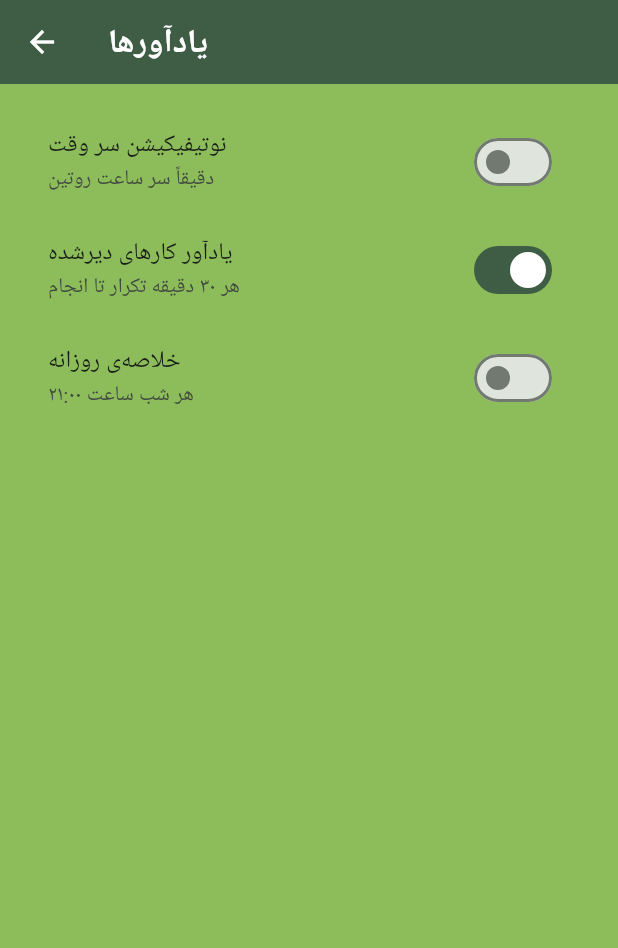
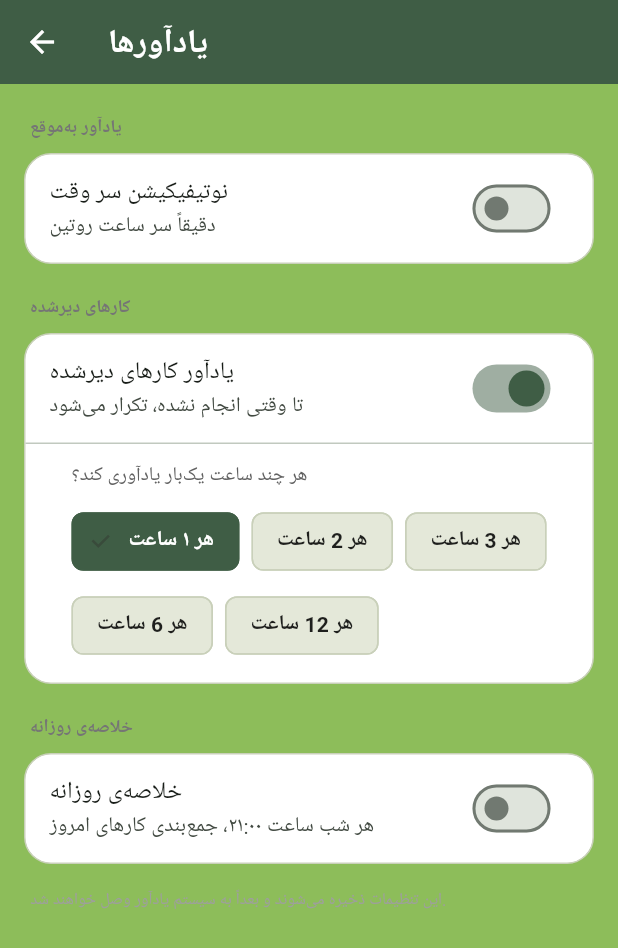
Before and after one commit to iliyagh400/reptime, a Flutter app: the SettingsPage screen opened directly, after a tap on "نوتیفیکیشن سر وقت", on a phone screen of 412 x 824 dp. Shown: the top 948 px of the screen. Run offline on Flutter 3.47's test engine with Material 3 defaults, Android fonts, the phone set to English and light mode, and no system bars; our stand-ins replace flutter_local_notifications, flutter_timezone, google_fonts, shared_preferences, supabase_flutter, timezone; accounts and stored records are empty; Roboto replaces fonts that are missing (Vazirmatn).

Commit message:
feat: redesign settings page with configurable overdue interval

```diff
--- a/lib/settings_page.dart
+++ b/lib/settings_page.dart
@@ -11,8 +11,12 @@ class SettingsPage extends StatefulWidget {
 class _SettingsPageState extends State<SettingsPage> {
   bool _onTimeReminders = true;
   bool _overdueReminders = true;
+  int _overdueIntervalHours = 1;
   bool _dailySummary = false;
   bool _isLoading = true;
+
+  static const _green = Color(0xFF3F5D45);
+  final List<int> _hourOptions = [1, 2, 3, 6, 12];
 
   @override
   void initState() {
@@ -25,14 +29,47 @@ class _SettingsPageState extends State<SettingsPage> {
     setState(() {
       _onTimeReminders = prefs.getBool('on_time_reminders') ?? true;
       _overdueReminders = prefs.getBool('overdue_reminders') ?? true;
+      _overdueIntervalHours = prefs.getInt('overdue_interval_hours') ?? 1;
       _dailySummary = prefs.getBool('daily_summary') ?? false;
       _isLoading = false;
     });
   }
 
-  Future<void> _saveSetting(String key, bool value) async {
+  Future<void> _saveBool(String key, bool value) async {
     final prefs = await SharedPreferences.getInstance();
     await prefs.setBool(key, value);
+  }
+
+  Future<void> _saveInt(String key, int value) async {
+    final prefs = await SharedPreferences.getInstance();
+    await prefs.setInt(key, value);
+  }
+
+  Widget _sectionLabel(String text) {
+    return Padding(
+      padding: const EdgeInsets.fromLTRB(20, 20, 20, 8),
+      child: Text(
+        text,
+        style: TextStyle(
+          fontSize: 12,
+          fontWeight: FontWeight.w600,
+          color: Colors.grey[600],
+          letterSpacing: 0.5,
+        ),
+      ),
+    );
+  }
+
+  Widget _card({required Widget child}) {
+    return Container(
+      margin: const EdgeInsets.symmetric(horizontal: 16),
+      decoration: BoxDecoration(
+        color: Colors.white,
+        borderRadius: BorderRadius.circular(18),
+        border: Border.all(color: const Color(0xFFC9D0BA)),
+      ),
+      child: child,
+    );
   }
 
   @override
@@ -42,34 +79,107 @@ class _SettingsPageState extends State<SettingsPage> {
       body: _isLoading
           ? const Center(child: CircularProgressIndicator())
           : ListView(
-              padding: const EdgeInsets.all(16),
+              padding: const EdgeInsets.only(bottom: 24),
               children: [
-                SwitchListTile(
+                _sectionLabel('یادآور به‌موقع'),
+                _card(
+                  child: SwitchListTile(
+                    activeColor: _green,
                     title: const Text('نوتیفیکیشن سر وقت'),
                     subtitle: const Text('دقیقاً سر ساعت روتین'),
                     value: _onTimeReminders,
                     onChanged: (value) {
                       setState(() => _onTimeReminders = value);
-                    _saveSetting('on_time_reminders', value);
+                      _saveBool('on_time_reminders', value);
                     },
                   ),
+                ),
+                _sectionLabel('کارهای دیرشده'),
+                _card(
+                  child: Column(
+                    children: [
                       SwitchListTile(
+                        activeColor: _green,
                         title: const Text('یادآور کارهای دیرشده'),
-                  subtitle: const Text('هر ۳۰ دقیقه تکرار تا انجام'),
+                        subtitle: const Text('تا وقتی انجام نشده، تکرار می‌شود'),
                         value: _overdueReminders,
                         onChanged: (value) {
                           setState(() => _overdueReminders = value);
-                    _saveSetting('overdue_reminders', value);
+                          _saveBool('overdue_reminders', value);
                         },
                       ),
-                SwitchListTile(
+                      if (_overdueReminders) ...[
+                        const Divider(height: 1),
+                        Padding(
+                          padding: const EdgeInsets.fromLTRB(16, 12, 16, 14),
+                          child: Column(
+                            crossAxisAlignment: CrossAxisAlignment.start,
+                            children: [
+                              Text(
+                                'هر چند ساعت یک‌بار یادآوری کند؟',
+                                style: TextStyle(
+                                  fontSize: 13,
+                                  color: Colors.grey[700],
+                                ),
+                              ),
+                              const SizedBox(height: 10),
+                              Wrap(
+                                spacing: 8,
+                                runSpacing: 8,
+                                children: _hourOptions.map((h) {
+                                  final selected =
+                                      _overdueIntervalHours == h;
+                                  return ChoiceChip(
+                                    label: Text(
+                                        h == 1 ? 'هر ۱ ساعت' : 'هر $h ساعت'),
+                                    selected: selected,
+                                    onSelected: (_) {
+                                      setState(
+                                          () => _overdueIntervalHours = h);
+                                      _saveInt('overdue_interval_hours', h);
+                                    },
+                                    selectedColor: _green,
+                                    backgroundColor: const Color(0xFFE4E8D9),
+                                    labelStyle: TextStyle(
+                                      color: selected
+                                          ? Colors.white
+                                          : Colors.black87,
+                                      fontWeight: FontWeight.w600,
+                                    ),
+                                    side: BorderSide(
+                                      color: selected
+                                          ? _green
+                                          : const Color(0xFFC9D0BA),
+                                    ),
+                                  );
+                                }).toList(),
+                              ),
+                            ],
+                          ),
+                        ),
+                      ],
+                    ],
+                  ),
+                ),
+                _sectionLabel('خلاصه‌ی روزانه'),
+                _card(
+                  child: SwitchListTile(
+                    activeColor: _green,
                     title: const Text('خلاصه‌ی روزانه'),
-                  subtitle: const Text('هر شب ساعت ۲۱:۰۰'),
+                    subtitle: const Text('هر شب ساعت ۲۱:۰۰، جمع‌بندی کارهای امروز'),
                     value: _dailySummary,
                     onChanged: (value) {
                       setState(() => _dailySummary = value);
-                    _saveSetting('daily_summary', value);
+                      _saveBool('daily_summary', value);
                     },
+                  ),
+                ),
+                Padding(
+                  padding: const EdgeInsets.fromLTRB(20, 16, 20, 0),
+                  child: Text(
+                    'این تنظیمات ذخیره می‌شوند و بعداً به سیستم یادآور وصل خواهند شد.',
+                    style: TextStyle(fontSize: 11, color: Colors.grey[500]),
+                  ),
                 ),
               ],
             ),
```
Lines whose indentation alone changed are shown as unchanged.
